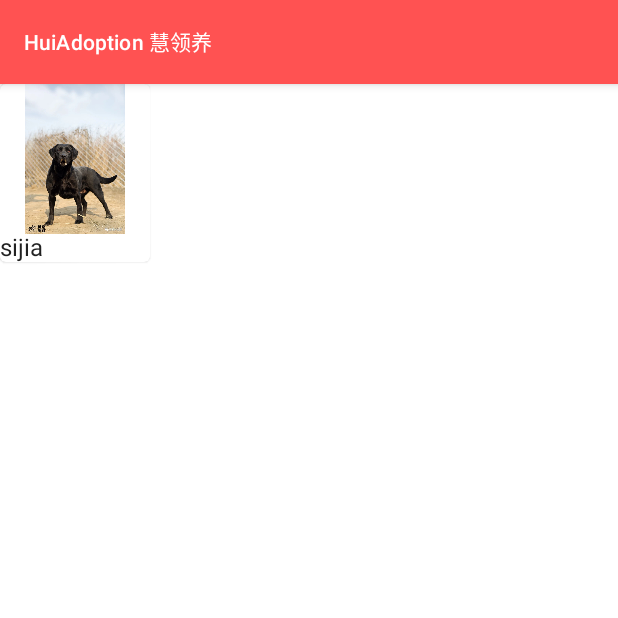
After one commit to vincgao/HuiAdoption, an Android app built with Jetpack Compose: the composable DogDetail called with sample values from the repository, on a phone screen of 412 x 824 dp, the top half of it. The commit adds this screen. Run offline under Robolectric (Android 15) with nearby library versions, the phone set to English and light mode, and no system bars.

Commit message:
add DogDetail

```diff
--- a/app/src/main/AndroidManifest.xml
+++ b/app/src/main/AndroidManifest.xml
@@ -29,6 +29,9 @@
                 <category android:name="android.intent.category.LAUNCHER" />
             </intent-filter>
         </activity>
+
+        <activity android:name=".DogDetailActivity"
+            android:theme="@style/Theme.AndroidDevChallenge.NoActionBar"/>
     </application>
 
 </manifest>
--- a/app/src/main/java/com/example/androiddevchallenge/ui/list/DogCard.kt
+++ b/app/src/main/java/com/example/androiddevchallenge/ui/list/DogCard.kt
@@ -1,7 +1,9 @@
 package com.example.androiddevchallenge.ui.list
 
 import androidx.compose.foundation.Image
+import androidx.compose.foundation.layout.Column
 import androidx.compose.foundation.layout.size
+import androidx.compose.material.Card
 import androidx.compose.material.MaterialTheme
 import androidx.compose.material.Text
 import androidx.compose.runtime.Composable
@@ -14,6 +16,8 @@ import com.example.androiddevchallenge.model.Dog
 
 @Composable
 fun DogCard(dog: Dog, modifier: Modifier = Modifier) {
+    Card(modifier) {
+        Column {
             Image(
                 painter = painterResource(id = dog.photoRes),
                 contentDescription = null,
@@ -23,3 +27,5 @@ fun DogCard(dog: Dog, modifier: Modifier = Modifier) {
             )
             Text(text = dog.name)
         }
+    }
+}
--- /dev/null
+++ b/app/src/main/java/com/example/androiddevchallenge/ui/list/DogDetail.kt
@@ -0,0 +1,34 @@
+package com.example.androiddevchallenge.ui.list
+
+import androidx.compose.foundation.layout.padding
+import androidx.compose.material.LocalContentColor
+import androidx.compose.material.MaterialTheme
+import androidx.compose.material.Scaffold
+import androidx.compose.material.Text
+import androidx.compose.material.TopAppBar
+import androidx.compose.runtime.Composable
+import androidx.compose.ui.Modifier
+import androidx.compose.ui.res.stringResource
+import com.example.androiddevchallenge.R
+import com.example.androiddevchallenge.model.Dog
+
+@Composable
+fun DogDetail(dog: Dog) {
+    Scaffold(
+        topBar = {
+            TopAppBar(
+                title = {
+                    Text(
+                        text = stringResource(id = R.string.app_name),
+                        style = MaterialTheme.typography.subtitle2,
+                        color = LocalContentColor.current
+                    )
+                }
+            )
+        },
+        content = { innerPadding ->
+            val modifier = Modifier.padding(innerPadding)
+            DogCard(dog = dog, modifier = modifier)
+        },
+    )
+}
```
Also changed, not shown: app/src/main/java/com/example/androiddevchallenge/DogDetailActivity.kt (added, +31 -0 lines), app/src/main/java/com/example/androiddevchallenge/model/Dog.kt (+40 -1 lines), app/src/main/java/com/example/androiddevchallenge/ui/HuiAdoptionApp.kt (+8 -1 lines). Lines whose indentation alone changed are shown as unchanged.
